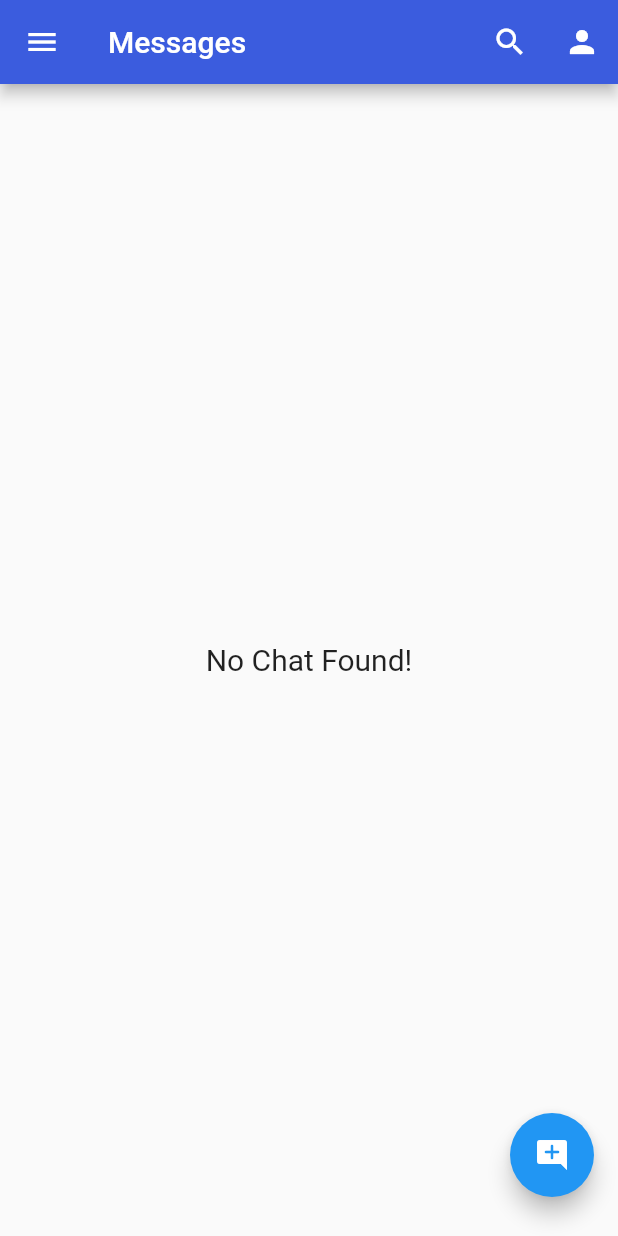
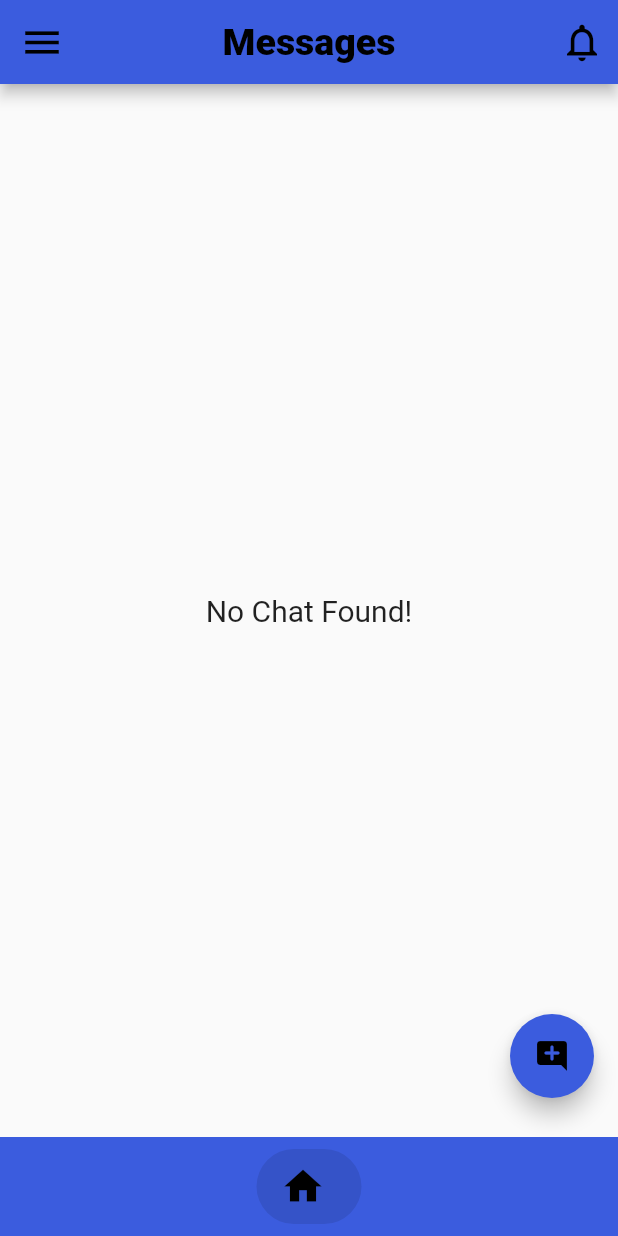
Before and after one commit to Kareemkhaled617/chat, a Flutter app: the HomeScreen screen opened directly, on a phone screen of 412 x 824 dp. Run offline on Flutter 3.47's test engine with Material 2 defaults, Android fonts, the phone set to English and light mode, and no system bars; drawn by our look-alikes of salomon_bottom_bar; our stand-ins replace cached_network_image, cloud_firestore, emoji_picker_flutter, firebase_auth, firebase_core, firebase_messaging and 5 more; accounts and stored records are empty.

Commit message:
updated ui

```diff
--- a/lib/main.dart
+++ b/lib/main.dart
@@ -23,7 +23,7 @@ class MyApp extends StatelessWidget {
         primarySwatch: Colors.blue,
         visualDensity: VisualDensity.adaptivePlatformDensity,
       ),
-      home: SignUp(),
+      home: Login(),
     );
   }
 }
--- a/lib/screens/chat/models/chat_user.dart
+++ b/lib/screens/chat/models/chat_user.dart
@@ -12,6 +12,7 @@ class ChatUser {
     required this.phone,
     required this.idNumber,
   });
+
   late String image;
   late String about;
   late String name;
--- a/lib/screens/chat/screens/home_screen.dart
+++ b/lib/screens/chat/screens/home_screen.dart
@@ -3,6 +3,7 @@ import 'dart:developer';
 import 'package:flutter/cupertino.dart';
 import 'package:flutter/material.dart';
 import 'package:flutter/services.dart';
+import 'package:salomon_bottom_bar/salomon_bottom_bar.dart';
 
 import '../../../main.dart';
 import '../api/apis.dart';
@@ -21,7 +22,7 @@ class HomeScreen extends StatefulWidget {
 
 class _HomeScreenState extends State<HomeScreen> {
   List<ChatUser> _list = [];
-
+  int _currentIndex=0;
   final List<ChatUser> _searchList = [];
 
   bool _isSearching = false;
@@ -66,7 +67,12 @@ class _HomeScreenState extends State<HomeScreen> {
         child: Scaffold(
           appBar: AppBar(
             backgroundColor: const Color.fromRGBO(59, 92, 222, 1.0),
-            leading: const Icon(Icons.menu),
+            leading: const Icon(
+              Icons.menu,
+              size: 30,
+              color: Colors.black,
+            ),
+            centerTitle: true,
             title: _isSearching
                 ? TextField(
                     decoration: const InputDecoration(
@@ -87,34 +93,32 @@ class _HomeScreenState extends State<HomeScreen> {
                       }
                     },
                   )
-                : const Text('Messages'),
+                : const Text(
+                    'Messages',
+                    style: TextStyle(
+                      fontSize: 25,
+                      fontWeight: FontWeight.w900,
+                      color: Colors.black,
+                    ),
+                  ),
             actions: [
               IconButton(
-                  onPressed: () {
-                    setState(() {
-                      _isSearching = !_isSearching;
-                    });
-                  },
-                  icon: Icon(_isSearching
-                      ? CupertinoIcons.clear_circled_solid
-                      : Icons.search)),
-              IconButton(
-                  onPressed: () {
-                    Navigator.push(
-                        context,
-                        MaterialPageRoute(
-                            builder: (_) => ProfileScreen(user: APIs.me)));
-                  },
-                  icon: const Icon(Icons.person,))
+                  onPressed: () {},
+                  icon: const Icon(
+                    size: 30,
+                    Icons.notifications_none_outlined,
+                    color: Colors.black,
+                  ))
             ],
           ),
           floatingActionButton: Padding(
             padding: const EdgeInsets.only(bottom: 10),
             child: FloatingActionButton(
+              backgroundColor: const Color.fromRGBO(59, 92, 222, 1.0),
                 onPressed: () {
                   _addChatUserDialog();
                 },
-                child: const Icon(Icons.add_comment_rounded)),
+                child: const Icon(Icons.add_comment_rounded,color: Colors.black,)),
           ),
           body: StreamBuilder(
             stream: APIs.getMyUsersId(),
@@ -167,6 +171,27 @@ class _HomeScreenState extends State<HomeScreen> {
               }
             },
           ),
+          bottomNavigationBar: Container(
+            width: double.infinity,
+            color: const Color.fromRGBO(59, 92, 222, 1.0),
+
+            child: SalomonBottomBar(
+
+              currentIndex: _currentIndex,
+              onTap: (i) => setState(() => _currentIndex = i),
+              items: [
+                /// Home
+                SalomonBottomBarItem(
+                  icon: const Icon(Icons.home,size: 30,),
+                  title: const Text(""),
+                  selectedColor: Colors.black,
+                ),
+
+
+
+              ],
+            ),
+          ),
         ),
       ),
     );
@@ -189,14 +214,14 @@ class _HomeScreenState extends State<HomeScreen> {
                     color: Colors.blue,
                     size: 28,
                   ),
-                  Text('  Add User')
+                  Text('Add User')
                 ],
               ),
               content: TextFormField(
                 maxLines: null,
                 onChanged: (value) => email = value,
                 decoration: InputDecoration(
-                    hintText: 'Id',
+                    hintText: 'username',
                     prefixIcon: const Icon(Icons.email, color: Colors.blue),
                     border: OutlineInputBorder(
                         borderRadius: BorderRadius.circular(15))),
@@ -207,7 +232,9 @@ class _HomeScreenState extends State<HomeScreen> {
                       Navigator.pop(context);
                     },
                     child: const Text('Cancel',
-                        style: TextStyle(color: Color.fromRGBO(59, 92, 222, 1.0), fontSize: 16))),
+                        style: TextStyle(
+                            color: Color.fromRGBO(59, 92, 222, 1.0),
+                            fontSize: 16))),
                 MaterialButton(
                     onPressed: () async {
                       Navigator.pop(context);
@@ -222,7 +249,9 @@ class _HomeScreenState extends State<HomeScreen> {
                     },
                     child: const Text(
                       'Add',
-                      style: TextStyle(color: Color.fromRGBO(59, 92, 222, 1.0), fontSize: 16),
+                      style: TextStyle(
+                          color: Color.fromRGBO(59, 92, 222, 1.0),
+                          fontSize: 16),
                     ))
               ],
             ));
--- a/lib/services/users.dart
+++ b/lib/services/users.dart
@@ -43,6 +43,6 @@ class UserManagement {
       'id_number': idNumber,
     }).then((value) =>
         Navigator.push(
-            context, MaterialPageRoute(builder: (context) => const HomeScreen())));
+            context, MaterialPageRoute(builder: (context) =>  Home())));
   }
 }
```
Also changed, not shown: lib/screens/chat/screens/chat_screen.dart (+19 -20 lines), lib/screens/chat/screens/profile_screen.dart (+24 -22 lines), lib/screens/chat/widgets/chat_user_card.dart (+27 -10 lines), lib/screens/chat/widgets/message_card.dart (+16 -17 lines), lib/screens/homepage.dart (+108 -67 lines), lib/screens/login.dart (+16 -13 lines).
